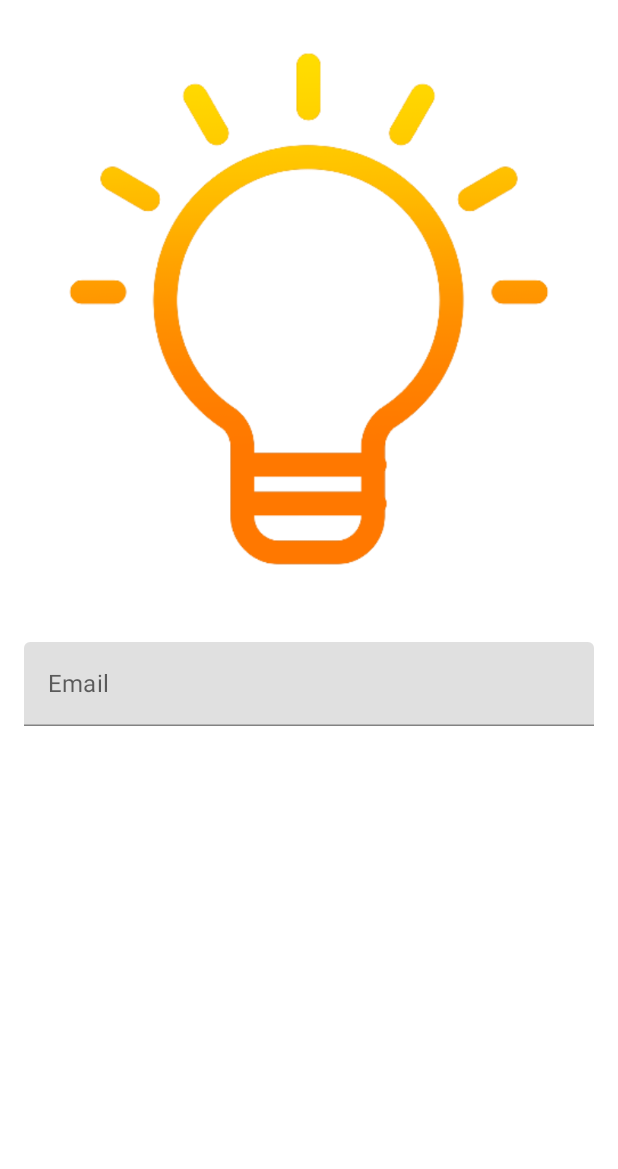
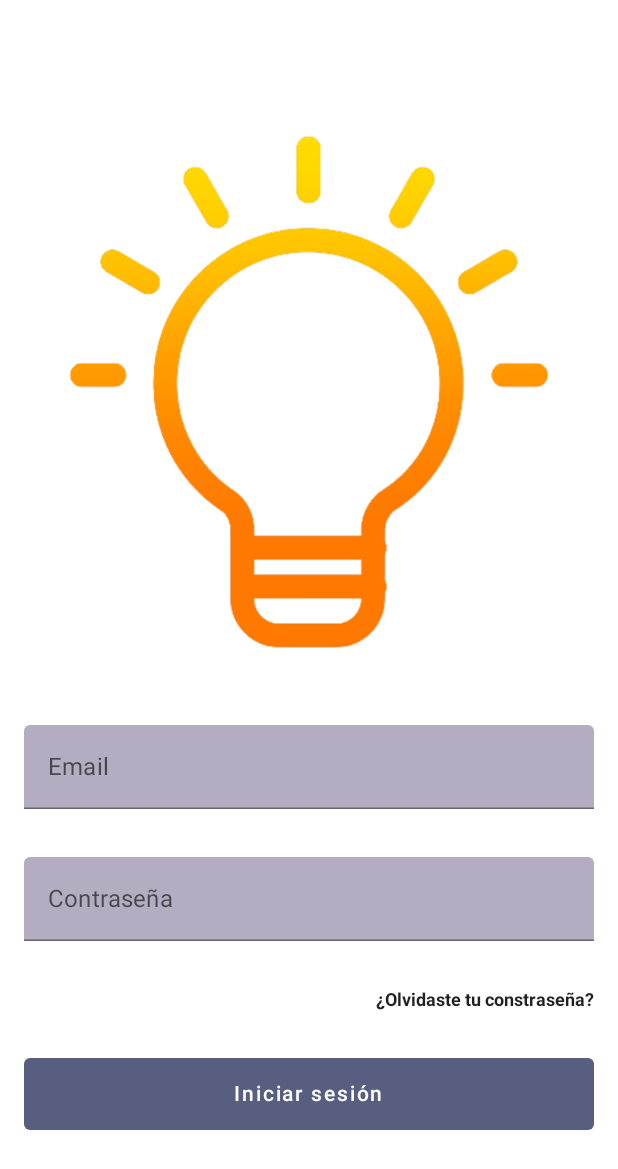
Before and after one commit to HarounDominique/MVVM_practica, an Android app built with Jetpack Compose: the screen it shows after launch (MainActivity), on a phone screen of 412 x 824 dp. Shown: the top 1169 px of the screen. Run offline under Robolectric (Android 15) with nearby library versions, the phone set to English and light mode, and no system bars; our stand-ins replace livedata-compose.

Commit message:
En teoría está acabado, pero no parece funcionar correctamente

```diff
--- a/app/build.gradle
+++ b/app/build.gradle
@@ -54,6 +54,8 @@ dependencies {
     implementation "androidx.compose.ui:ui:$compose_ui_version"
     implementation "androidx.compose.ui:ui-tooling-preview:$compose_ui_version"
     implementation 'androidx.compose.material:material:1.2.0'
+    implementation "androidx.compose.runtime:runtime-livedata:1.3.3"
+    //implementation 'androidx.lifecycle:lifecycle-runtime-ktx:2.6.0'
     testImplementation 'junit:junit:4.13.2'
     androidTestImplementation 'androidx.test.ext:junit:1.1.5'
     androidTestImplementation 'androidx.test.espresso:espresso-core:3.5.1'
--- a/app/src/main/java/com/example/mvvm_practica/MainActivity.kt
+++ b/app/src/main/java/com/example/mvvm_practica/MainActivity.kt
@@ -7,6 +7,7 @@ import androidx.compose.foundation.layout.fillMaxSize
 import androidx.compose.material.MaterialTheme
 import androidx.compose.material.Surface
 import androidx.compose.ui.Modifier
+import com.example.mvvm_practica.ui.login.ui.LoginViewModel
 import com.example.mvvm_practica.ui.login.ui.loginScreen
 import com.example.mvvm_practica.ui.theme.MVVM_practicaTheme
 
@@ -19,7 +20,7 @@ class MainActivity : ComponentActivity() {
                     modifier = Modifier.fillMaxSize(),
                     color = MaterialTheme.colors.background
                 ) {
-                    loginScreen()
+                    loginScreen(LoginViewModel())
                 }
             }
         }
--- a/app/src/main/java/com/example/mvvm_practica/ui/login/ui/LoginScreen.kt
+++ b/app/src/main/java/com/example/mvvm_practica/ui/login/ui/LoginScreen.kt
@@ -1,32 +1,44 @@
 package com.example.mvvm_practica.ui.login.ui
 
+import androidx.compose.foundation.clickable
 import androidx.compose.foundation.layout.*
-import androidx.compose.material.Text
-import androidx.compose.material.TextField
+import androidx.compose.foundation.text.KeyboardOptions
+import androidx.compose.material.*
 import androidx.compose.runtime.Composable
+import androidx.compose.runtime.*
+import androidx.compose.runtime.livedata.observeAsState
 import androidx.compose.ui.Alignment
 import androidx.compose.ui.Modifier
+import androidx.compose.ui.graphics.Color
 import androidx.compose.ui.res.painterResource
-import androidx.compose.ui.tooling.preview.Preview
+import androidx.compose.ui.text.font.FontWeight
+import androidx.compose.ui.text.input.KeyboardType
 import androidx.compose.ui.unit.dp
+import androidx.compose.ui.unit.sp
 import com.example.mvvm_practica.R
 
 @Composable
-fun loginScreen() {
+fun loginScreen(viewModelo: LoginViewModel) {
     Box(
         modifier = Modifier
             .fillMaxSize()
             .padding(16.dp)
     ) {
-        login(Modifier.align(Alignment.Center))
+        login(Modifier.align(Alignment.Center), viewModelo)
     }
 }
 
 @Composable
-fun login(modifier: Modifier) {
+fun login(modifier: Modifier, viewModelo: LoginViewModel) {
+
+    val email: String by viewModelo.email.observeAsState(initial = "")
+    val password: String by viewModelo.password.observeAsState(initial = "")
+    val logiEnabled: Boolean by viewModelo.loginEnabled.observeAsState(initial = false)
+
     Column(
         modifier = Modifier.fillMaxSize(),
-        horizontalAlignment = Alignment.CenterHorizontally
+        horizontalAlignment = Alignment.CenterHorizontally,
+        verticalArrangement = Arrangement.Center
     ) {
         headerImage(
             Modifier
@@ -34,15 +46,74 @@ fun login(modifier: Modifier) {
                 .align(Alignment.CenterHorizontally)
         )
         Spacer(modifier = Modifier.padding(16.dp))
-        emailField()
+        emailField(email) { viewModelo.onLoginChanged(it, password) }
+        Spacer(modifier = Modifier.padding(16.dp))
+        passwordField(password) { viewModelo.onLoginChanged(password, it) }
+        Spacer(modifier = Modifier.padding(16.dp))
+        forgotPassword(Modifier.align(Alignment.End))
+        Spacer(modifier = Modifier.padding(16.dp))
+        loginButton(logiEnabled) { viewModelo.onLoginSelected() }
+    }
+}
+
+
+@Composable
+fun loginButton(logiEnabled: Boolean, onLoginSelected: () -> Unit) {
+    Button(
+        onClick = { onLoginSelected() },
+        modifier = Modifier
+            .fillMaxWidth()
+            .height(48.dp), colors = ButtonDefaults.buttonColors(
+            backgroundColor = Color(0xFF293575),
+            disabledBackgroundColor = Color(0xFF585E80),
+            contentColor = Color.White,
+            disabledContentColor = Color.White
+        ), enabled = logiEnabled
+    ) {
+        Text(text = "Iniciar sesión")
     }
 }
 
 @Composable
-fun emailField() {
-    TextField(value = "", onValueChange = {},
+fun forgotPassword(modifier: Modifier) {
+    Text(
+        text = "¿Olvidaste tu constraseña?",
+        modifier = modifier.clickable { },
+        fontSize = 12.sp,
+        fontWeight = FontWeight.Bold
+    )
+}
+
+@Composable
+fun passwordField(password: String, onTextFieldChange: (String) -> Unit) {
+    TextField(
+        value = password, onValueChange = { onTextFieldChange(it) },
+        placeholder = { Text(text = "Contraseña") },
         modifier = Modifier.fillMaxWidth(),
-    placeholder = {Text(text = "Email")})
+        keyboardOptions = KeyboardOptions(keyboardType = KeyboardType.Email),
+        singleLine = true,
+        maxLines = 1,
+        colors = TextFieldDefaults.textFieldColors(
+            textColor = Color(0xFF293575),
+            backgroundColor = Color(0xFFB4ACC0)
+        )
+    )
+}
+
+@Composable
+fun emailField(email: String, onTextFieldChange: (String) -> Unit) {
+    TextField(
+        value = email, onValueChange = { onTextFieldChange(it) },
+        modifier = Modifier.fillMaxWidth(),
+        placeholder = { Text(text = "Email") },
+        keyboardOptions = KeyboardOptions(keyboardType = KeyboardType.Email),
+        singleLine = true,
+        maxLines = 1,
+        colors = TextFieldDefaults.textFieldColors(
+            textColor = Color(0xFF293575),
+            backgroundColor = Color(0xFFB4ACC0)
+        )
+    )
 }
 
 
--- a/app/src/main/java/com/example/mvvm_practica/ui/login/ui/LoginViewModel.kt
+++ b/app/src/main/java/com/example/mvvm_practica/ui/login/ui/LoginViewModel.kt
@@ -1 +1,31 @@
 package com.example.mvvm_practica.ui.login.ui
+
+import android.util.Patterns
+import androidx.lifecycle.LiveData
+import androidx.lifecycle.MutableLiveData
+import androidx.lifecycle.ViewModel
+
+class LoginViewModel : ViewModel(){
+    private val _email = MutableLiveData<String>()
+    val email : LiveData<String> = _email
+
+    private val _password = MutableLiveData<String>()
+    val password : LiveData<String> = _email
+
+    private val _loginEnabled = MutableLiveData<Boolean>()
+    val loginEnabled : LiveData<Boolean> = _loginEnabled
+
+    fun onLoginChanged(email: String, password: String){
+        _email.value = email
+        _password.value = password
+        _loginEnabled.value = isValidEmail(email) && isValidPassword(password)
+    }
+
+    private fun isValidPassword(password: String): Boolean = password.length > 6
+
+    private fun isValidEmail(email: String): Boolean = Patterns.EMAIL_ADDRESS.matcher(email).matches()
+    fun onLoginSelected() {
+
+    }
+
+}
```
